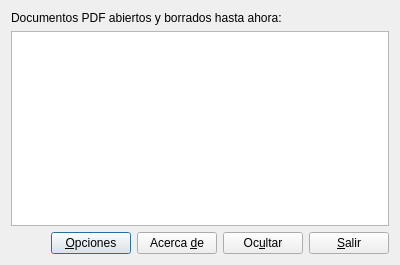
Qt form trunk/nxspooler.ui (BackupTheBerlios/nxspooler-svn) before a commit.
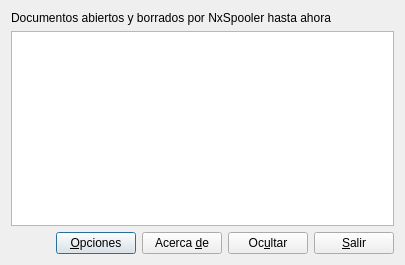
The same form after that commit. Icons and pictures are not drawn.

Commit message:
Varios cambios de nomenclatura.  Cambiado en la ventana principal: "Documentos PDF abiertos y borrados hasta ahora" por "Documentos abiertos y borrados hasta ahora por NxSpooler". También "Seleccione el visor de PDF" por "Seleccione el programa visor" cuando se abría un diálogo para elegir aplicación para una extensión determinada.
Varios cambios menores más.

Diff of the .ui file:
```diff
--- a/trunk/nxspooler.ui
+++ b/trunk/nxspooler.ui
@@ -9,7 +9,7 @@
    <rect>
     <x>0</x>
     <y>0</y>
-    <width>400</width>
+    <width>405</width>
     <height>265</height>
    </rect>
   </property>
@@ -27,7 +27,7 @@
    <item>
     <widget class="QLabel" name="m_label_2">
      <property name="text">
-      <string>Documentos PDF abiertos y borrados hasta ahora:</string>
+      <string>Documentos abiertos y borrados por NxSpooler hasta ahora</string>
      </property>
     </widget>
    </item>
```
The commit also changes 3 other files.
